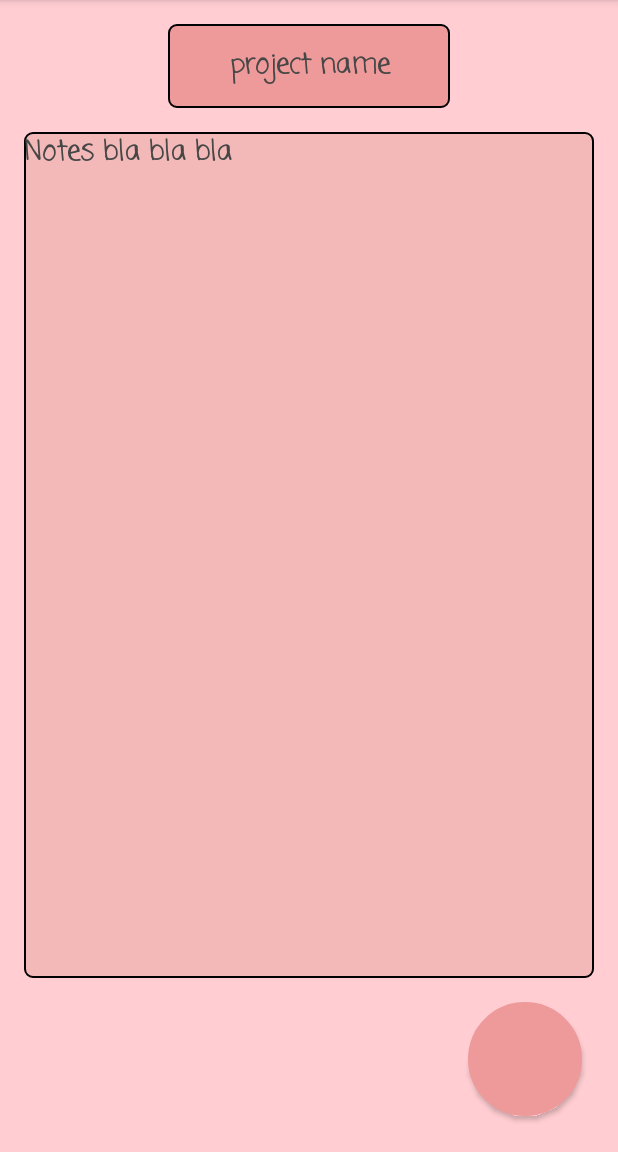
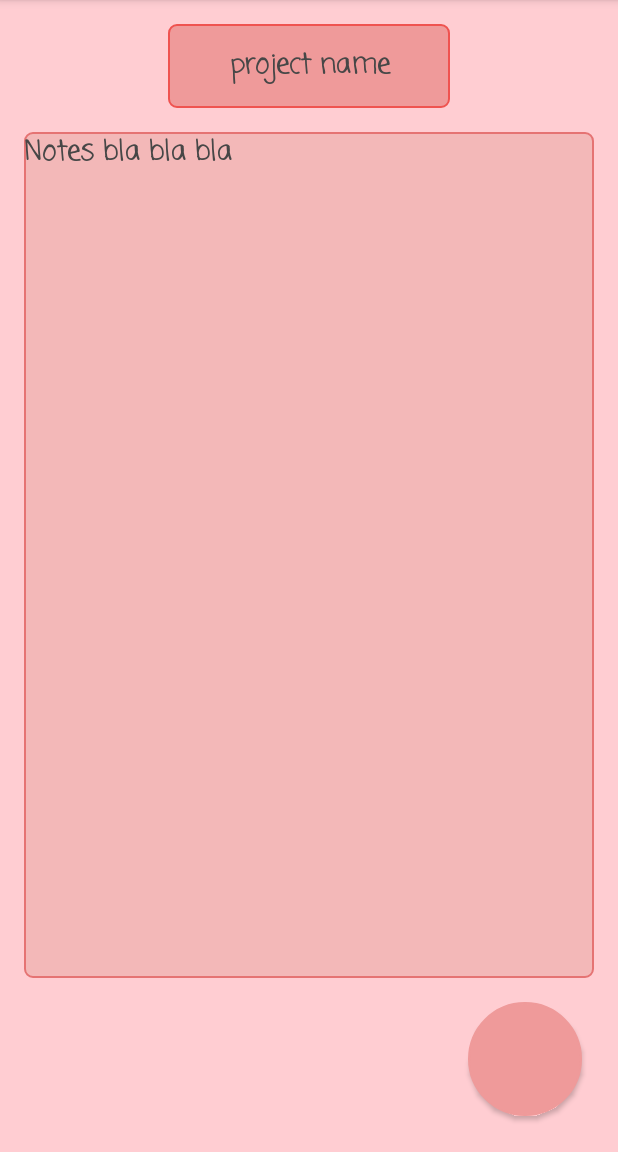
Before and after one commit to Solguden/knittybuddy, an Android app: the ProjectDetailsActivity screen opened directly, with no data from a screen before it, on a phone screen of 412 x 824 dp, the part 84-1236 px from its top. Run offline under Robolectric (Android 15) with nearby library versions, the phone set to English and light mode, and no system bars.

Commit message:
added new outliner colors

```diff
--- a/app/src/main/res/drawable-v24/rounded_squared_shape.xml
+++ b/app/src/main/res/drawable-v24/rounded_squared_shape.xml
@@ -4,5 +4,5 @@
 
     <solid android:color="@color/backgroundHeader"/>
     <corners android:radius="5dp"/>
-    <stroke android:color="@color/black" android:width="2px"/>
+    <stroke android:color="@color/outlinerLight" android:width="2px"/>
 </shape>
--- a/app/src/main/res/drawable-v24/rounded_squared_shape_2.xml
+++ b/app/src/main/res/drawable-v24/rounded_squared_shape_2.xml
@@ -4,5 +4,5 @@
 
     <solid android:color="@color/buttonHeader"/>
     <corners android:radius="5dp"/>
-    <stroke android:color="@color/black" android:width="2px"/>
+    <stroke android:color="@color/outlinerDark" android:width="2px"/>
 </shape>
--- a/app/src/main/res/values/colors.xml
+++ b/app/src/main/res/values/colors.xml
@@ -12,4 +12,6 @@
     <color name="buttonHeader">#EF9A9A</color>
     <color name="background">#FFCDD2</color>
     <color name="backgroundHeader">#F3B8B8</color>
+    <color name="outlinerDark">#EF5350</color>
+    <color name="outlinerLight">#E57373</color>
 </resources>
```
